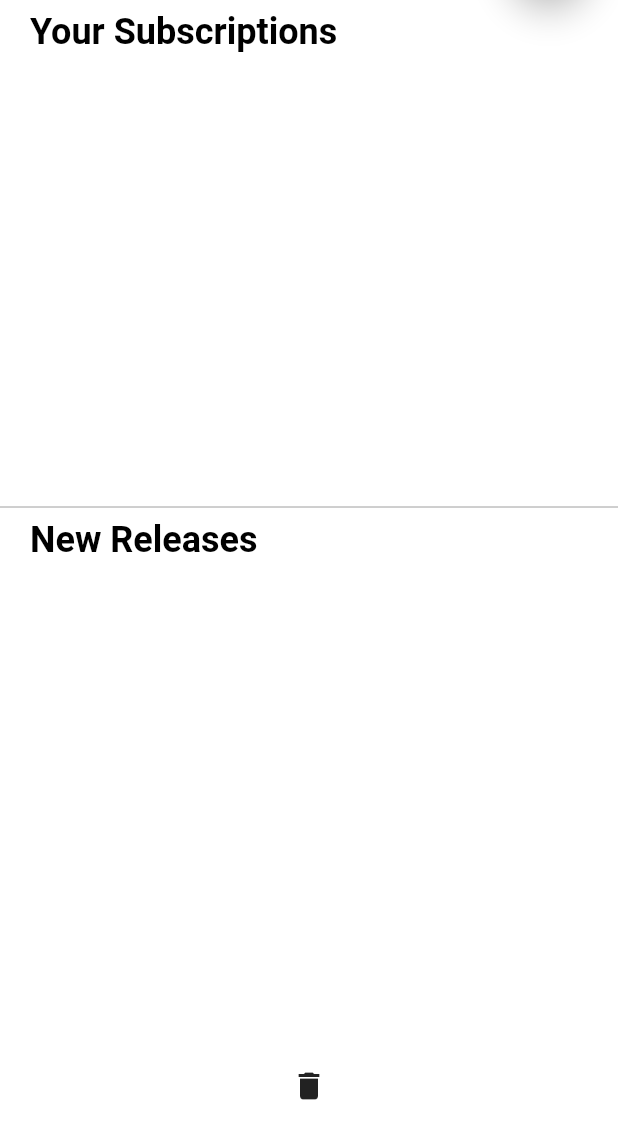
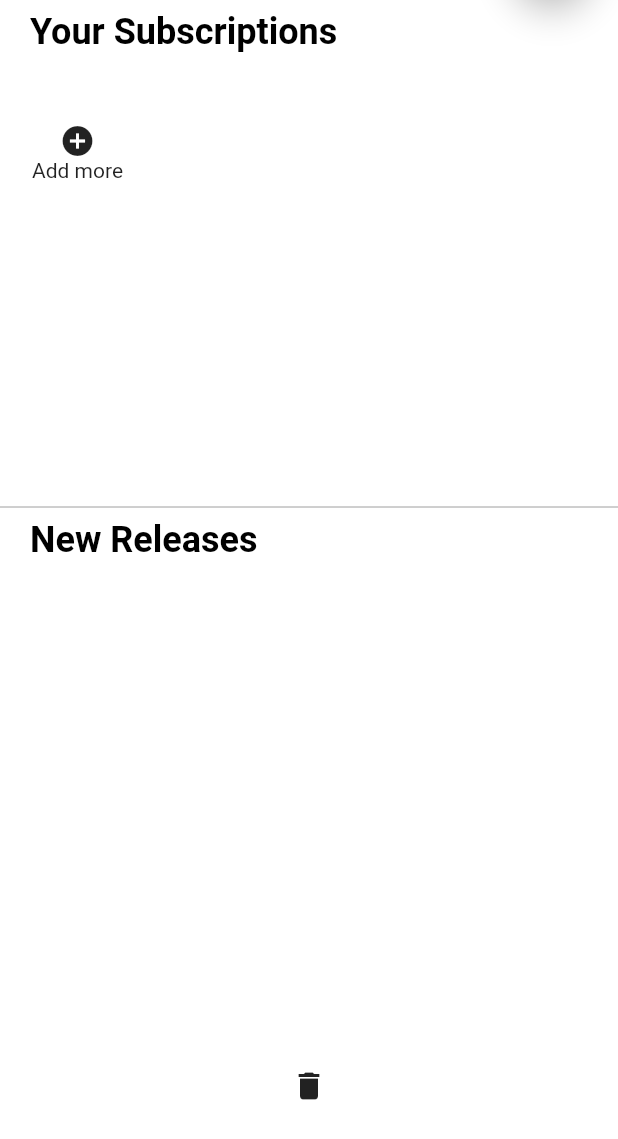
Before and after one commit to srihariash999/podboi, a Flutter app: the screen it shows after launch, scrolled down 69 dp, on a phone screen of 412 x 824 dp. Shown: the top 1139 px of the screen. Run offline on Flutter 3.47's test engine with Material 2 defaults, Android fonts, the phone set to English and light mode, and no system bars; our stand-ins replace dotted_border, flutter_neumorphic, flutter_swiper, get_it, google_fonts, hive; missing offline and left inert: flutter_sound_lite, podcast_search; accounts and stored records are empty.

Commit message:
Added splash screen, referesh and add podcasts button

```diff
--- a/lib/main.dart
+++ b/lib/main.dart
@@ -3,7 +3,8 @@ import 'package:hive/hive.dart';
 import 'package:path_provider/path_provider.dart';
 import 'package:podboi/data_models/subscription.dart';
 import 'package:podboi/service_locator.dart';
-import 'package:podboi/views/subscriptions_page_view.dart';
+import 'package:podboi/views/splash_screen_view.dart';
+
 
 Future<void> main() async {
   setupLocator();
@@ -14,7 +15,7 @@ Future<void> main() async {
    await Hive.openBox('subscriptionsBox');
   runApp(
     MaterialApp(
-      home: SubscriptionsPageView(),
+      home: SplashScreen(),
     ),
   );
 }
--- a/lib/models/subscriptions_page_model.dart
+++ b/lib/models/subscriptions_page_model.dart
@@ -40,6 +40,12 @@ class SubscriptionsPageModel extends Model {
       print("Images loaded");
       notifyListeners();
     }
+  }
+  handleRefresh()
+  {
+    _imageLoadingState = 'loaded';
+    print('page refreshed');
+    notifyListeners();
   }
 
   requestCoverArt(i) {
--- a/lib/views/subscriptions_page_view.dart
+++ b/lib/views/subscriptions_page_view.dart
@@ -55,25 +55,23 @@ class SubscriptionsPageView extends StatelessWidget {
                         SizedBox(
                           width: 25.0,
                         ),
-                        Container(
+                        ScopedModelDescendant<SubscriptionsPageModel>(
+                          builder: (child, context, model) {
+                            return Container(
                               height: 60.0,
                               child: RaisedButton(
                                 elevation: 9.0,
                                 color: Colors.lightBlueAccent,
                                 shape: CircleBorder(),
                                 onPressed: () {
-                              Navigator.push(
-                                context,
-                                MaterialPageRoute(
-                                  builder: (_) => AddPodcasts(),
+                                  model.handleRefresh();
+                                },
+                                child: Padding(
+                                    padding: const EdgeInsets.all(12.0),
+                                    child: Icon(Icons.refresh)),
                               ),
                             );
                           },
-                            child: Padding(
-                              padding: const EdgeInsets.all(12.0),
-                              child: Image.asset("assets/podcast.png"),
-                            ),
-                          ),
                         ),
                       ],
                     ),
@@ -109,7 +107,7 @@ class SubscriptionsPageView extends StatelessWidget {
                           return GridView.builder(
                             scrollDirection: Axis.horizontal,
                             padding: EdgeInsets.all(10.0),
-                            itemCount: model.requestLength(),
+                            itemCount: model.requestLength() +1,
                             shrinkWrap: true,
                             gridDelegate:
                                 SliverGridDelegateWithFixedCrossAxisCount(
@@ -118,6 +116,27 @@ class SubscriptionsPageView extends StatelessWidget {
                                     crossAxisCount: 3),
                             itemBuilder: (BuildContext context, int index) {
                               //TODO:  Wrap the box with a gesture detector and add the onTap fucntionality
+                              if (index == model.requestLength() ) {
+                                return Container(
+                                  child: IconButton(
+                                      icon: Column(
+                                        mainAxisAlignment:
+                                            MainAxisAlignment.center,
+                                        children: [
+                                          Icon(Icons.add_circle),
+                                          Text("Add more")
+                                        ],
+                                      ),
+                                      onPressed: () {
+                                        Navigator.push(
+                                          context,
+                                          MaterialPageRoute(
+                                            builder: (_) => AddPodcasts(),
+                                          ),
+                                        );
+                                      }),
+                                );
+                              } else {
                                 return GestureDetector(
                                   onTap: () => Navigator.push(
                                     context,
@@ -156,6 +175,7 @@ class SubscriptionsPageView extends StatelessWidget {
                                           ),
                                   ),
                                 );
+                              }
                             },
                           );
                         },
@@ -305,17 +325,15 @@ class SubscriptionsPageView extends StatelessWidget {
                   Container(
                     height: 200,
                     child: Center(
-                      child: IconButton(icon: Icon(Icons.delete), onPressed: ()
-                      {
+                      child: IconButton(
+                          icon: Icon(Icons.delete),
+                          onPressed: () {
                             var box = Hive.box('subscriptionsBox');
-                        for(int i=0; i<box.length; i++)
-                        {
+                            for (int i = 0; i < box.length; i++) {
                               box.deleteAt(i);
                               print('deleted item at $i');
                             }
-
-                      }
-                      ),
+                          }),
                     ),
                   )
                 ],
```
Also changed, not shown: lib/views/splash_screen_view.dart (added, +72 -0 lines), 1 other file. Lines whose indentation alone changed are shown as unchanged.
